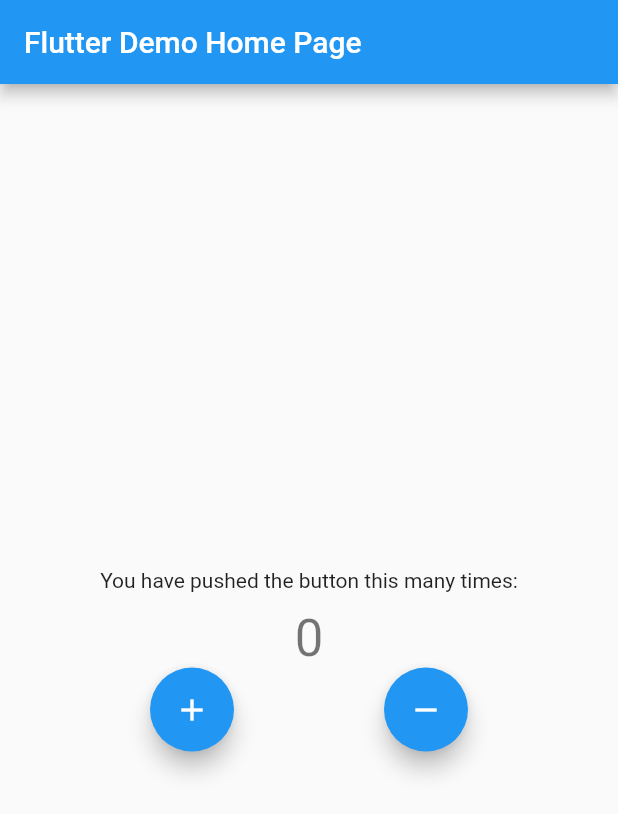
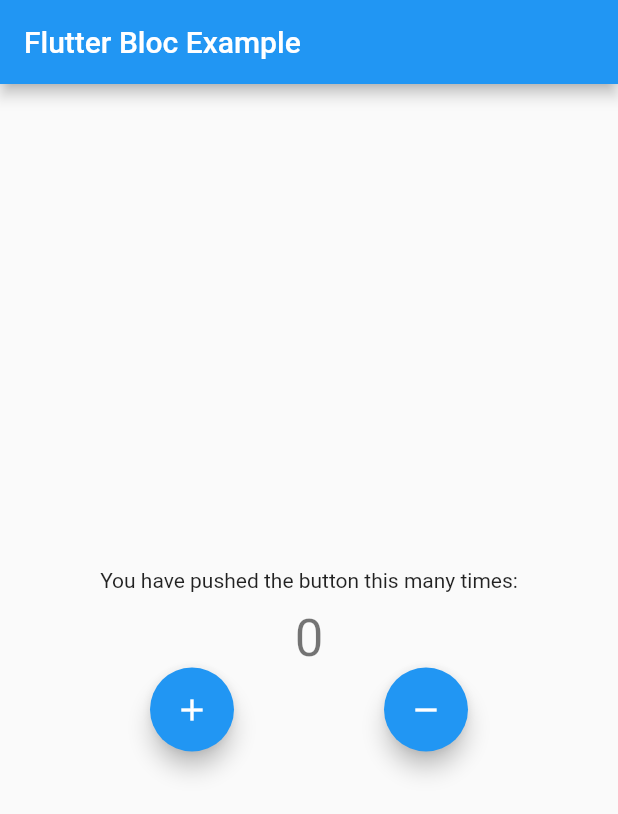
Before and after one commit to raisul1313/flutter_bloc_example, a Flutter app: the screen it shows after launch, on a phone screen of 412 x 824 dp. Shown: the top 814 px of the screen. Run offline on Flutter 3.47's test engine with Material 2 defaults, Android fonts, the phone set to English and light mode, and no system bars; our stand-ins replace bloc, flutter_bloc.

Commit message:
changed the name

```diff
--- a/lib/main.dart
+++ b/lib/main.dart
@@ -14,11 +14,11 @@ class MyApp extends StatelessWidget {
     return BlocProvider<CounterCubit>(
       create: (context) => CounterCubit(),
       child: MaterialApp(
-        title: 'Flutter Demo',
+        title: 'Flutter Bloc Example',
         theme: ThemeData(
           primarySwatch: Colors.blue,
         ),
-        home: const MyHomePage(title: 'Flutter Demo Home Page'),
+        home: const MyHomePage(title: 'Flutter Bloc Example'),
       ),
     );
   }
```
